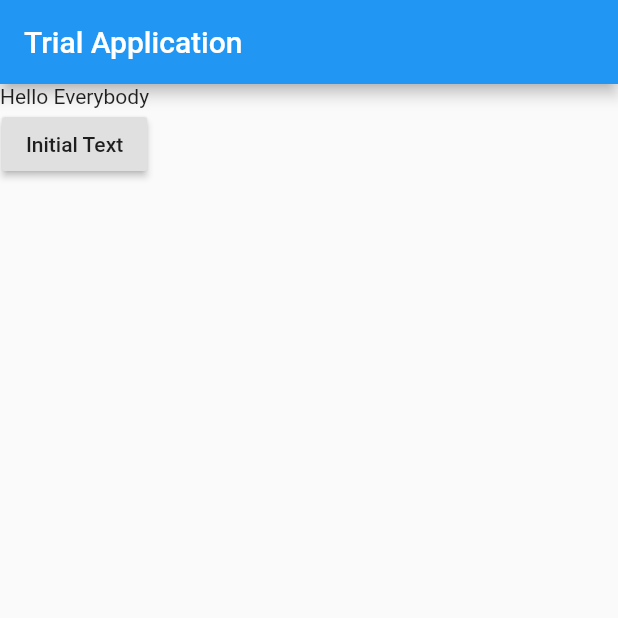
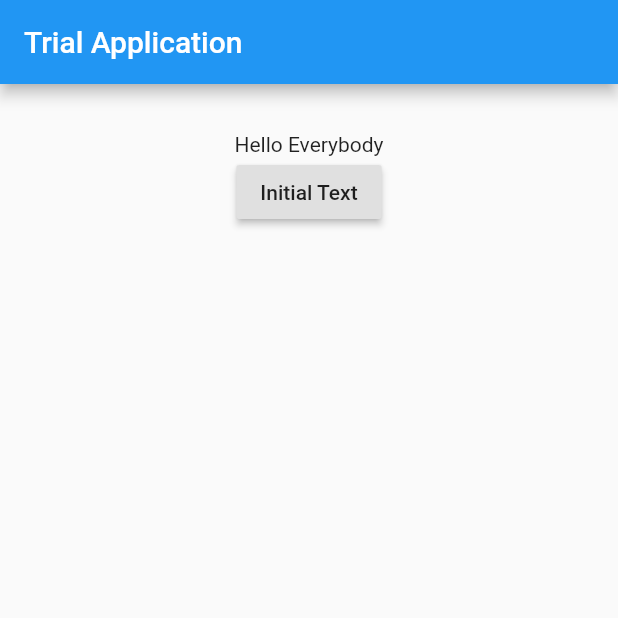
Before and after one commit to AgentTango/flutter-reference, a Flutter app: the screen it shows after launch, on a phone screen of 412 x 824 dp, the top half of it. Run offline on Flutter 3.47's test engine with Material 2 defaults, Android fonts, the phone set to English and light mode, and no system bars.

Commit message:
Code Attachment

```diff
--- a/flutterexample/lib/main.dart
+++ b/flutterexample/lib/main.dart
@@ -14,11 +14,10 @@ class MyApp extends StatefulWidget {
 }
 
 class _State extends State<MyApp> {
-
   String _text = "hey nice!";
   String _textChanger = "Initial Text";
 
-  void changeTextMyBro()  {
+  void changeTextMyBro() {
     setState(() {
       _textChanger = _text;
     });
@@ -31,6 +30,8 @@ class _State extends State<MyApp> {
         title: new Text("Trial Application"),
       ),
       body: new Container(
+        padding: new EdgeInsets.all(32.0),
+        child: new Center(
           child: new Column(
             children: <Widget>[
               new Text("Hello Everybody"),
@@ -41,6 +42,7 @@ class _State extends State<MyApp> {
             ],
           ),
         ),
+      ),
     );
   }
 }
```
Lines whose indentation alone changed are shown as unchanged.
